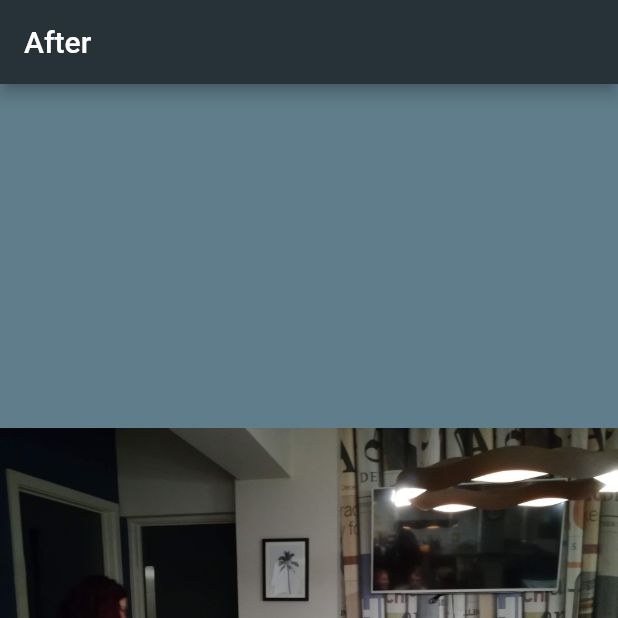
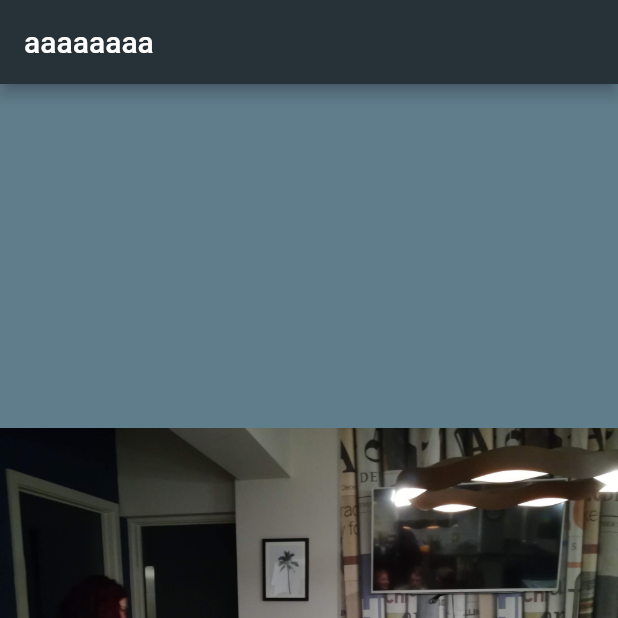
Before and after one commit to ryun0sk/00-Flutter, a Flutter app: the screen it shows after launch, on a phone screen of 412 x 824 dp, the top half of it. Run offline on Flutter 3.47's test engine with Material 2 defaults, Android fonts, the phone set to English and light mode, and no system bars.

```diff
--- a/flutter01/lib/main.dart
+++ b/flutter01/lib/main.dart
@@ -6,7 +6,7 @@ void main() {
       home: Scaffold(
         backgroundColor: Colors.blueGrey,
         appBar: AppBar(
-          title: Text('After'),
+          title: Text('aaaaaaaa'),
           backgroundColor: Colors.blueGrey[900],
         ),
         body: Center(
```
